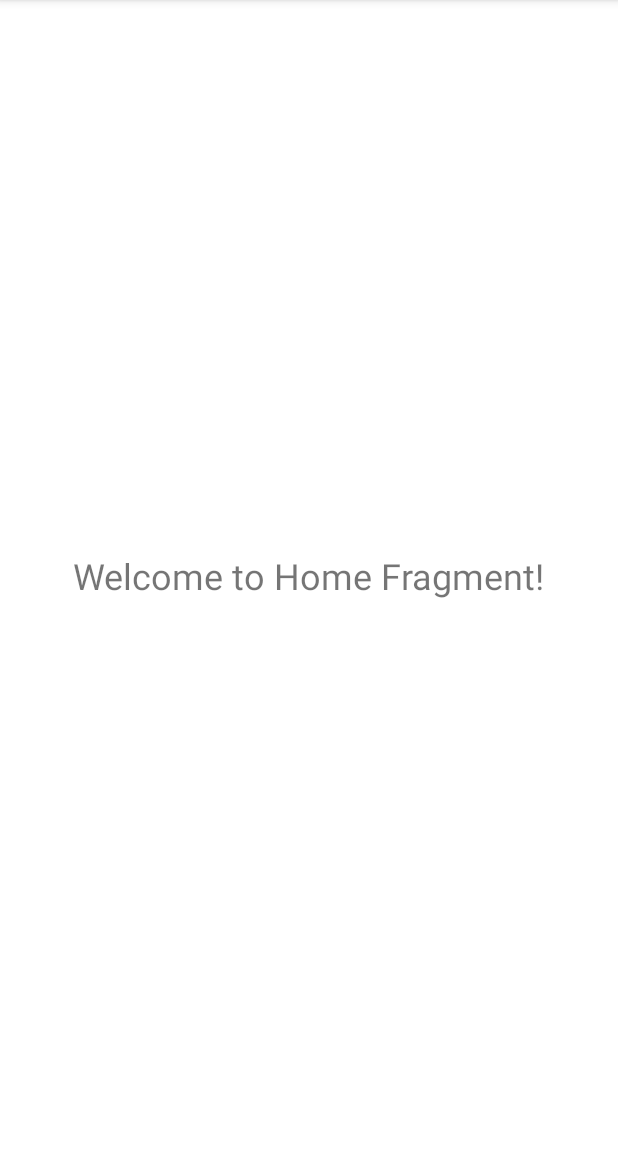
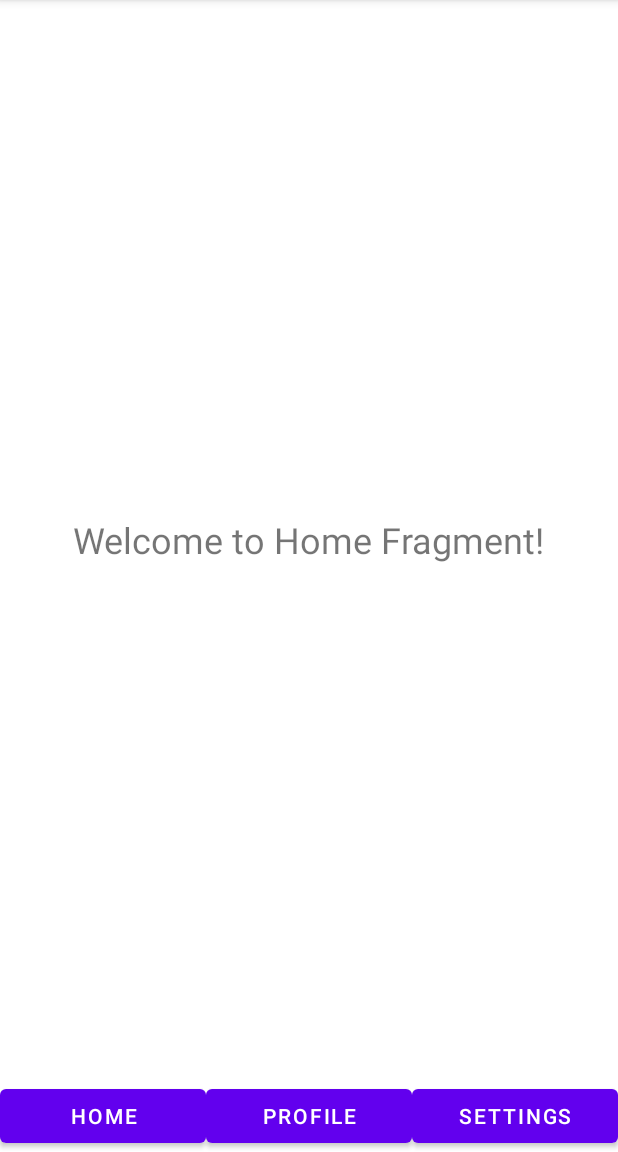
Before and after one commit to asimnp/mp-fragments, an Android app: the screen it shows after launch (DashboardActivity), on a phone screen of 412 x 824 dp, the part 84-1236 px from its top. Run offline under Robolectric (Android 15) with nearby library versions, the phone set to English and light mode, and no system bars.

Commit message:
chore: add profile and settings fragments

```diff
--- a/app/src/main/java/com/asim/fragments/DashboardActivity.java
+++ b/app/src/main/java/com/asim/fragments/DashboardActivity.java
@@ -1,21 +1,40 @@
 package com.asim.fragments;
 
 import android.os.Bundle;
+import android.widget.Button;
 
 import androidx.appcompat.app.AppCompatActivity;
 import androidx.fragment.app.Fragment;
 
 public class DashboardActivity extends AppCompatActivity {
 
+    Button btnHome, btnProfile, btnSettings;
+
     @Override
     protected void onCreate(Bundle savedInstanceState) {
         super.onCreate(savedInstanceState);
         setContentView(R.layout.activity_dashboard);
 
+        btnHome = findViewById(R.id.btn_home);
+        btnProfile = findViewById(R.id.btn_profile);
+        btnSettings = findViewById(R.id.btn_settings);
+
         if (savedInstanceState == null) {
-            Fragment homeFragment = new HomeFragment();
+            loadFragment(new HomeFragment());
+        }
 
-            getSupportFragmentManager().beginTransaction().add(R.id.fragment_container, homeFragment).commit();
-        }
+        btnHome.setOnClickListener(v -> loadFragment(new HomeFragment()));
+
+        btnProfile.setOnClickListener(v -> loadFragment(new ProfileFragment()));
+
+        btnSettings.setOnClickListener(v -> loadFragment(new SettingsFragment()));
+    }
+
+    private void loadFragment(Fragment fragment) {
+
+        getSupportFragmentManager()
+                .beginTransaction()
+                .replace(R.id.fragment_container, fragment)
+                .commit();
     }
 }
--- a/app/src/main/res/layout/activity_dashboard.xml
+++ b/app/src/main/res/layout/activity_dashboard.xml
@@ -1,20 +1,42 @@
 <?xml version="1.0" encoding="utf-8"?>
-<androidx.constraintlayout.widget.ConstraintLayout
+<LinearLayout
     xmlns:android="http://schemas.android.com/apk/res/android"
-    xmlns:app="http://schemas.android.com/apk/res-auto"
-    xmlns:tools="http://schemas.android.com/tools"
-    android:id="@+id/main"
     android:layout_width="match_parent"
     android:layout_height="match_parent"
-    tools:context=".DashboardActivity">
+    android:orientation="vertical">
 
     <androidx.fragment.app.FragmentContainerView
         android:id="@+id/fragment_container"
-        android:layout_width="0dp"
+        android:layout_width="match_parent"
         android:layout_height="0dp"
-        app:layout_constraintTop_toTopOf="parent"
-        app:layout_constraintBottom_toBottomOf="parent"
-        app:layout_constraintStart_toStartOf="parent"
-        app:layout_constraintEnd_toEndOf="parent" />
+        android:layout_weight="1" />
 
-</androidx.constraintlayout.widget.ConstraintLayout>
+    <LinearLayout
+        android:layout_width="match_parent"
+        android:layout_height="wrap_content"
+        android:orientation="horizontal">
+
+        <Button
+            android:id="@+id/btn_home"
+            android:layout_width="0dp"
+            android:layout_height="wrap_content"
+            android:layout_weight="1"
+            android:text="Home" />
+
+        <Button
+            android:id="@+id/btn_profile"
+            android:layout_width="0dp"
+            android:layout_height="wrap_content"
+            android:layout_weight="1"
+            android:text="Profile" />
+
+        <Button
+            android:id="@+id/btn_settings"
+            android:layout_width="0dp"
+            android:layout_height="wrap_content"
+            android:layout_weight="1"
+            android:text="Settings" />
+
+    </LinearLayout>
+
+</LinearLayout>
```
Also changed, not shown: app/src/main/java/com/asim/fragments/ProfileFragment.java (added, +24 -0 lines), app/src/main/java/com/asim/fragments/SettingsFragment.java (added, +23 -0 lines), app/src/main/res/layout/fragment_profile.xml (added, +15 -0 lines), app/src/main/res/layout/fragment_settings.xml (added, +15 -0 lines).
